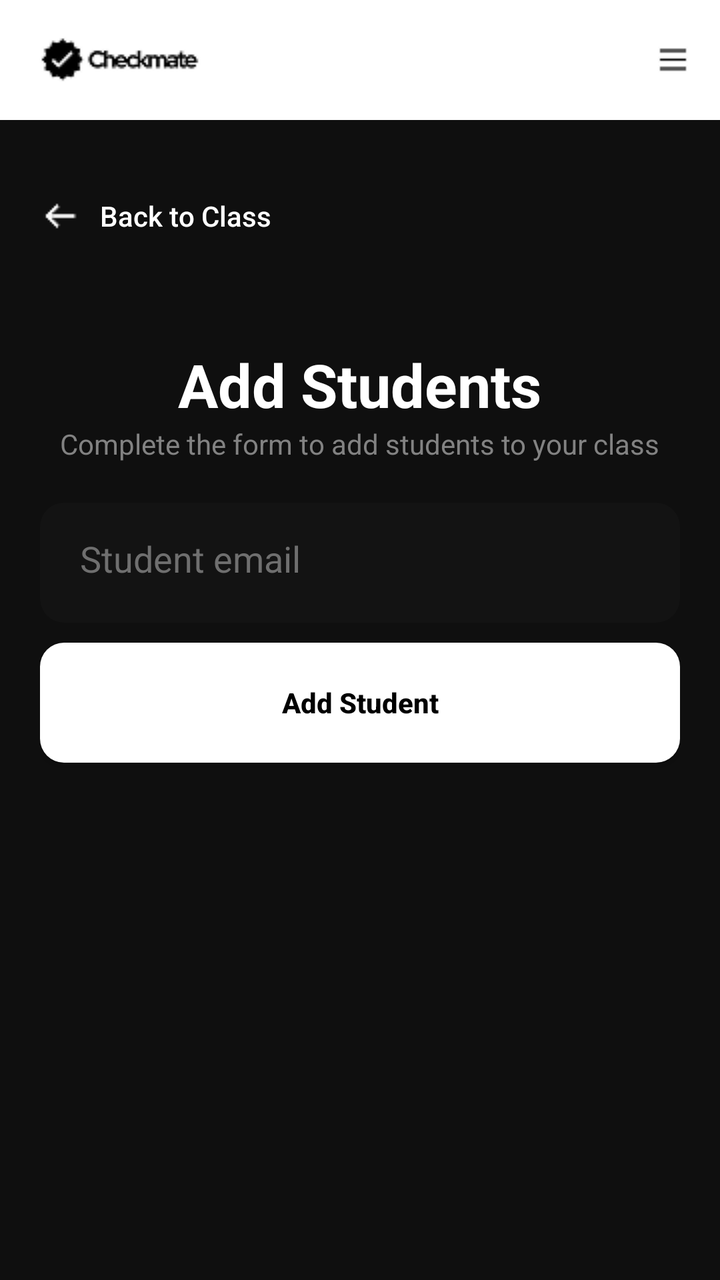
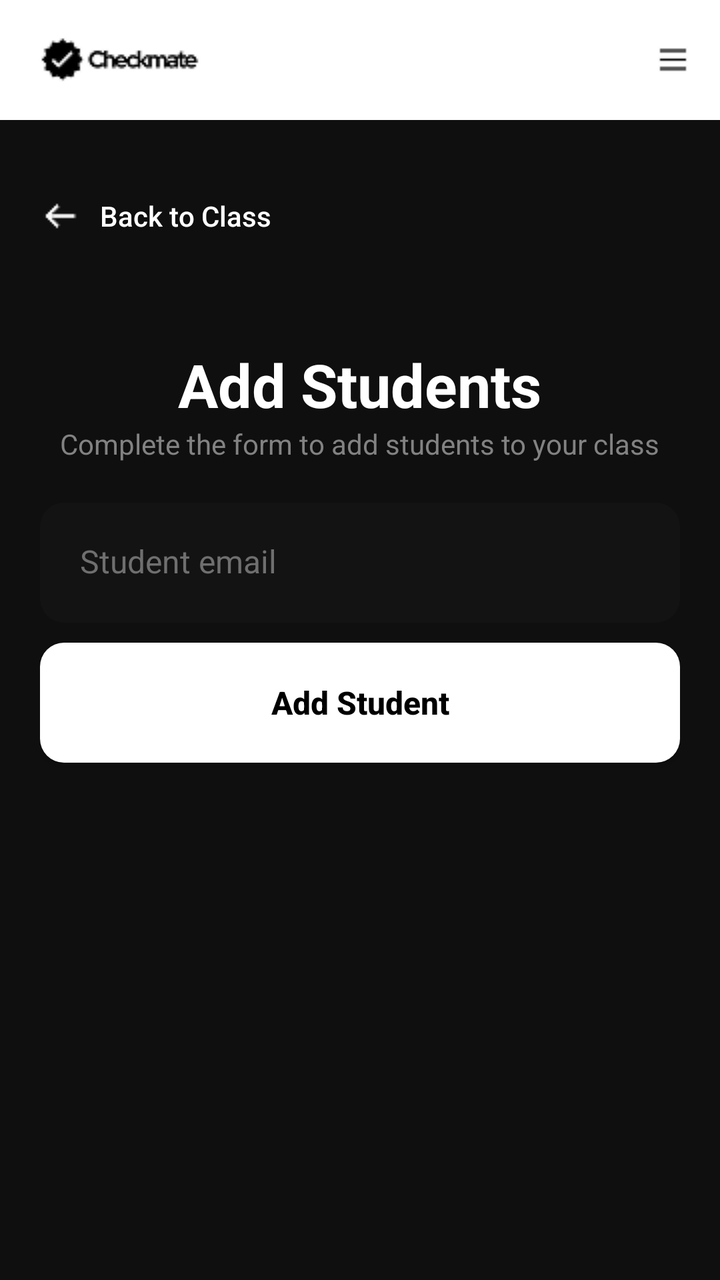

Compare the two renders of this Android layout. The source of the first and the diff that turns it into the second are given below.
<!-- AndroidManifest.xml: application theme Theme.AuthTest -->
<!-- res/layout/activity_add_students_form.xml -->
<?xml version="1.0" encoding="utf-8"?>
<androidx.drawerlayout.widget.DrawerLayout
    xmlns:android="http://schemas.android.com/apk/res/android"
    xmlns:app="http://schemas.android.com/apk/res-auto"
    android:id="@+id/main"
    android:layout_width="match_parent"
    android:layout_height="match_parent"
    android:background="#0F0F0F"
    android:fitsSystemWindows="true">

    <LinearLayout
        android:layout_width="match_parent"
        android:layout_height="match_parent"
        android:orientation="vertical">

        <RelativeLayout
            android:layout_width="match_parent"
            android:layout_height="60dp"
            android:background="#FFFFFF">

            <ImageView
                android:id="@+id/header_logo"
                android:layout_width="wrap_content"
                android:layout_height="wrap_content"
                android:layout_alignParentStart="true"
                android:layout_centerVertical="true"
                android:layout_marginStart="16dp"
                android:src="@drawable/header_logo" />

            <ImageView
                android:id="@+id/hamburger_icon"
                android:layout_width="wrap_content"
                android:layout_height="wrap_content"
                android:layout_alignParentEnd="true"
                android:layout_centerVertical="true"
                android:layout_marginEnd="16dp"
                android:src="@drawable/hamburger_icon" />
        </RelativeLayout>

        <LinearLayout
            android:layout_width="match_parent"
            android:layout_height="wrap_content"
            android:paddingHorizontal="20dp"
            android:paddingTop="24dp">

            <androidx.appcompat.widget.AppCompatButton
                android:id="@+id/backButton"
                android:layout_width="wrap_content"
                android:layout_height="wrap_content"
                android:background="@android:color/transparent"
                android:drawableStart="@drawable/left_arrow"
                android:drawablePadding="10dp"
                android:text="Back to Class"
                android:textAllCaps="false"
                android:textColor="#FFFFFF" />
        </LinearLayout>

        <LinearLayout
            android:layout_width="match_parent"
            android:layout_height="match_parent"
            android:padding="20dp"
            android:orientation="vertical"
            android:gravity="center_horizontal" >

            <TextView
                android:text="Add Students"
                android:textColor="#FFFFFF"
                android:textStyle="bold"
                android:textSize="30sp"
                android:layout_marginTop="20dp"
                android:layout_width="wrap_content"
                android:layout_height="wrap_content" />

            <TextView
                android:text="Complete the form to add students to your class"
                android:textColor="#828282"
                android:layout_marginBottom="20dp"
                android:layout_width="wrap_content"
                android:layout_height="wrap_content" />

            <EditText
                android:id="@+id/studentEmailInput"
                android:layout_width="match_parent"
                android:layout_height="60dp"
                android:hint="Student email"
                android:textColor="#FFFFFF"
                android:textColorHint="#6F6F6F"
                android:background="@drawable/form_border"
                android:padding="20dp"
                android:maxLines="1"
                android:inputType="textEmailAddress"
                android:layout_marginBottom="10dp" />

            <androidx.appcompat.widget.AppCompatButton
                android:id="@+id/addStudentToClassButton"
                android:layout_width="match_parent"
                android:layout_height="60dp"
                android:text="Add Student"
                android:textAllCaps="false"
                android:textStyle="bold"
                android:textColor="#000000"
                android:background="@drawable/create_account_button" />
        </LinearLayout>

    </LinearLayout>

    <com.google.android.material.navigation.NavigationView
        android:id="@+id/navigation_view"
        android:layout_width="280dp"
        android:layout_height="match_parent"
        android:layout_gravity="start"
        android:fitsSystemWindows="true"
        android:background="#1A1A1A"
        app:menu="@menu/menu_drawer"
        app:headerLayout="@layout/drawer_header"
        app:itemTextColor="@color/menu_item_color"
        app:itemIconTint="@color/menu_item_color" />

</androidx.drawerlayout.widget.DrawerLayout>
<!-- res/layout/drawer_header.xml (included above) -->
<?xml version="1.0" encoding="utf-8"?>
<LinearLayout xmlns:android="http://schemas.android.com/apk/res/android"
    android:layout_width="match_parent"
    android:layout_height="200dp"
    android:orientation="vertical"
    android:gravity="bottom"
    android:padding="20dp"
    android:background="#0F0F0F">

    <ImageView
        android:id="@+id/drawer_user_avatar"
        android:layout_width="60dp"
        android:layout_height="60dp"
        android:src="@drawable/default_avatar"
        android:contentDescription="user_avatar"
        android:layout_marginBottom="15dp" />

    <TextView
        android:id="@+id/drawer_user_name"
        android:layout_width="wrap_content"
        android:layout_height="wrap_content"
        android:text="User Name"
        android:textColor="#FFFFFF"
        android:textSize="18sp"
        android:textStyle="bold"
        android:layout_marginBottom="5dp" />

    <TextView
        android:id="@+id/drawer_user_email"
        android:layout_width="wrap_content"
        android:layout_height="wrap_content"
        android:text="user@example.com"
        android:textColor="#828282"
        android:textSize="12sp" />

</LinearLayout>
<!-- resources referenced by this layout -->
<resources>
  <!-- drawable create_account_button (drawable) -->
  <?xml version="1.0" encoding="utf-8"?>
  <shape xmlns:android="http://schemas.android.com/apk/res/android"
      android:shape="rectangle">
      <solid android:color="#FFFFFF" />
      <corners android:radius="12dp" />
  </shape>
  <!-- drawable default_avatar (drawable) -->
  <?xml version="1.0" encoding="utf-8"?>
  <vector xmlns:android="http://schemas.android.com/apk/res/android"
      android:width="24dp"
      android:height="24dp"
      android:viewportWidth="24"
      android:viewportHeight="24">
      <path
          android:fillColor="#FFFFFF"
          android:pathData="M12,12c2.21,0 4,-1.79 4,-4s-1.79,-4 -4,-4 -4,1.79 -4,4 1.79,4 4,4zm0,2c-2.67,0 -8,1.34 -8,4v2h16v-2c0,-2.66 -5.33,-4 -8,-4z" />
  </vector>
  <!-- drawable form_border (drawable) -->
  <?xml version="1.0" encoding="utf-8"?>
  <shape xmlns:android="http://schemas.android.com/apk/res/android"
      android:shape="rectangle">
      <solid android:color="#131313" />
      <corners android:radius="12dp" />
  </shape>
  <!-- drawable hamburger_icon: png bitmap (drawable, 198 bytes) -->
  <!-- drawable header_logo: png bitmap (drawable, 1337 bytes) -->
  <!-- drawable left_arrow: png bitmap (drawable, 316 bytes) -->
  <style name="Theme.AuthTest" parent="Base.Theme.AuthTest" />
  <style name="Base.Theme.AuthTest" parent="Theme.Material3.DayNight.NoActionBar">
          
          
      </style>
</resources>

<!-- the commit's change to res/layout/activity_add_students_form.xml (unified diff, before → after) -->
@@ -85,6 +85,7 @@
                 android:hint="Student email"
                 android:textColor="#FFFFFF"
                 android:textColorHint="#6F6F6F"
+                android:textSize="16sp"
                 android:background="@drawable/form_border"
                 android:padding="20dp"
                 android:maxLines="1"
@@ -98,6 +99,7 @@
                 android:text="Add Student"
                 android:textAllCaps="false"
                 android:textStyle="bold"
+                android:textSize="16sp"
                 android:textColor="#000000"
                 android:background="@drawable/create_account_button" />
         </LinearLayout>
